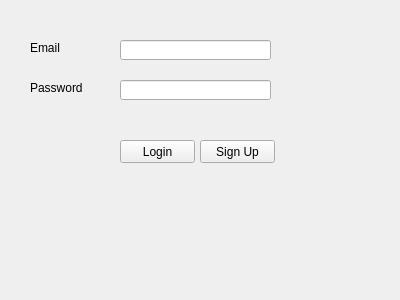
First picture: the form in login_baru.ui, repository christianbyu/Python-simple-absent-apps-with-pyqt5, before the edit.
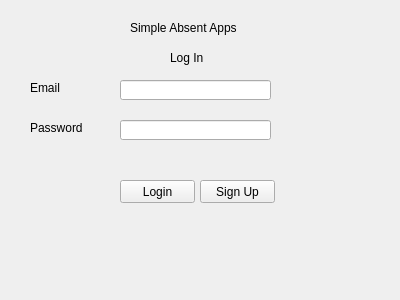
Second picture: the form after the edit.

```diff
--- a/login_baru.ui
+++ b/login_baru.ui
@@ -17,7 +17,7 @@
    <property name="geometry">
     <rect>
      <x>120</x>
-     <y>140</y>
+     <y>180</y>
      <width>75</width>
      <height>23</height>
     </rect>
@@ -30,7 +30,7 @@
    <property name="geometry">
     <rect>
      <x>30</x>
-     <y>40</y>
+     <y>80</y>
      <width>81</width>
      <height>16</height>
     </rect>
@@ -43,7 +43,7 @@
    <property name="geometry">
     <rect>
      <x>30</x>
-     <y>80</y>
+     <y>120</y>
      <width>61</width>
      <height>16</height>
     </rect>
@@ -56,7 +56,7 @@
    <property name="geometry">
     <rect>
      <x>120</x>
-     <y>40</y>
+     <y>80</y>
      <width>151</width>
      <height>20</height>
     </rect>
@@ -66,7 +66,7 @@
    <property name="geometry">
     <rect>
      <x>120</x>
-     <y>80</y>
+     <y>120</y>
      <width>151</width>
      <height>20</height>
     </rect>
@@ -76,7 +76,7 @@
    <property name="geometry">
     <rect>
      <x>200</x>
-     <y>140</y>
+     <y>180</y>
      <width>75</width>
      <height>23</height>
     </rect>
@@ -85,6 +85,32 @@
     <string>Sign Up</string>
    </property>
   </widget>
+  <widget class="QLabel" name="label_3">
+   <property name="geometry">
+    <rect>
+     <x>130</x>
+     <y>20</y>
+     <width>141</width>
+     <height>16</height>
+    </rect>
+   </property>
+   <property name="text">
+    <string>Simple Absent Apps</string>
+   </property>
+  </widget>
+  <widget class="QLabel" name="label_4">
+   <property name="geometry">
+    <rect>
+     <x>170</x>
+     <y>50</y>
+     <width>71</width>
+     <height>16</height>
+    </rect>
+   </property>
+   <property name="text">
+    <string>Log In</string>
+   </property>
+  </widget>
  </widget>
  <resources/>
  <connections/>
```
